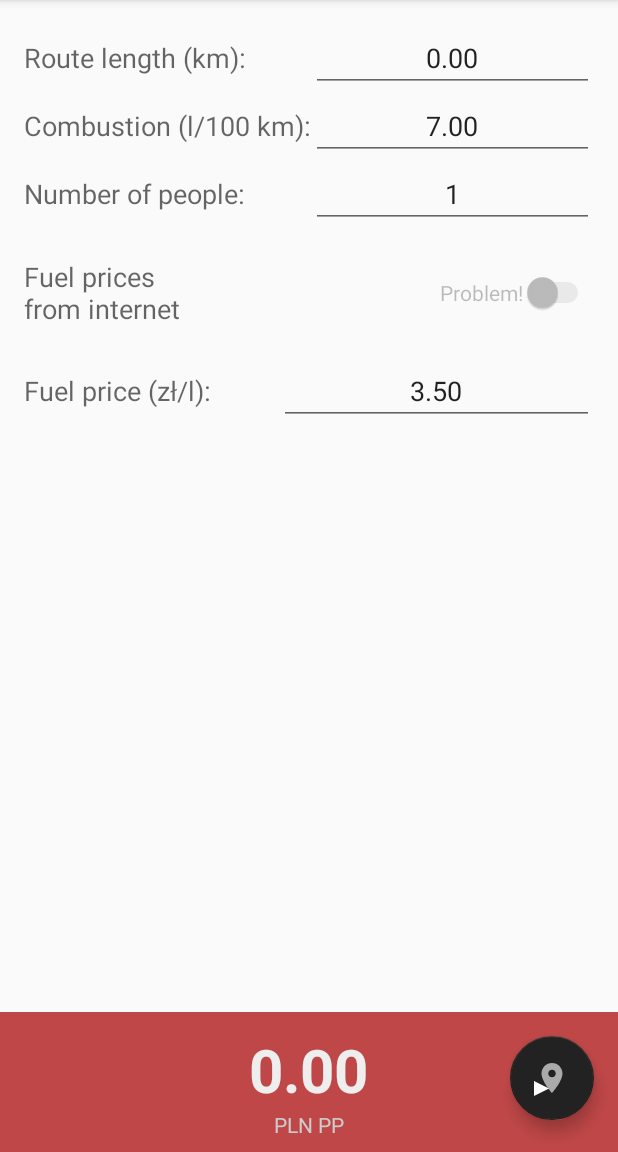
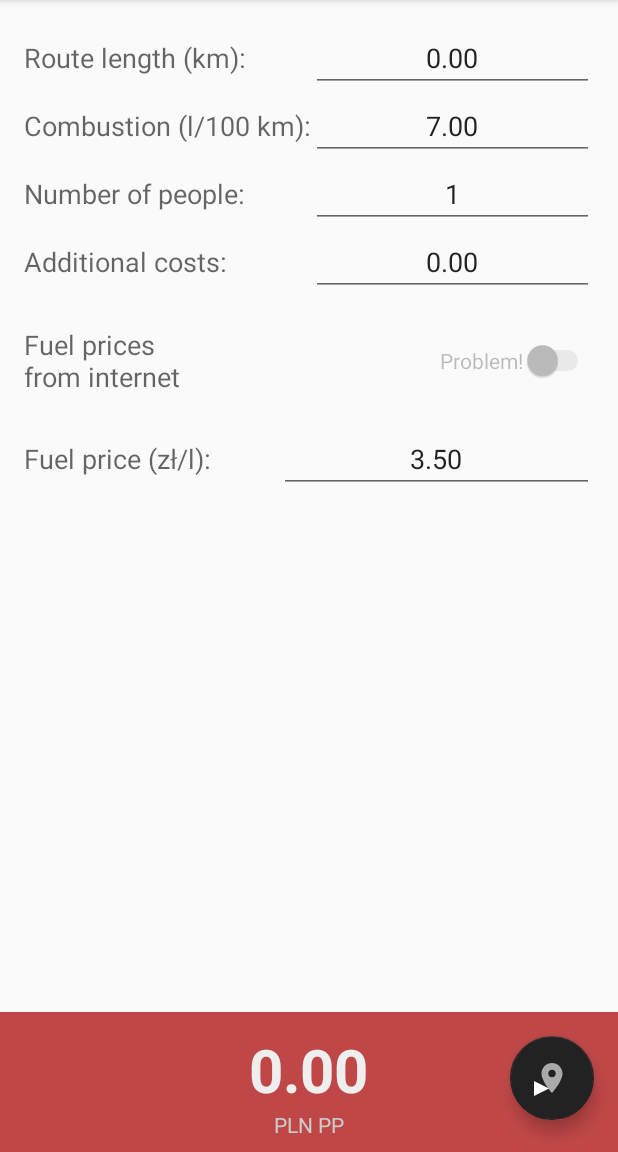
Before and after one commit to janpogocki/hitchhikingcalculator, an Android app: the screen it shows after launch (MainActivity), on a phone screen of 412 x 824 dp, the part 84-1236 px from its top. Run offline under Robolectric (Android 15) with nearby library versions, the phone set to English and light mode, and no system bars; our stand-ins replace AdMob; network calls fail; 5 statements that could not run were skipped.

Commit message:
v. 2.0.3

```diff
--- a/app/src/main/AndroidManifest.xml
+++ b/app/src/main/AndroidManifest.xml
@@ -1,8 +1,8 @@
 <?xml version="1.0" encoding="utf-8"?>
 <manifest xmlns:android="http://schemas.android.com/apk/res/android"
     package="pl.janpogocki.hitchhikingcalculator"
-    android:versionCode="4"
-    android:versionName="2.0.2">
+    android:versionCode="5"
+    android:versionName="2.0.3">
 
     <uses-permission android:name="android.permission.INTERNET" />
     <uses-permission android:name="android.permission.ACCESS_NETWORK_STATE" />
--- a/app/src/main/java/pl/janpogocki/hitchhikingcalculator/MainActivity.java
+++ b/app/src/main/java/pl/janpogocki/hitchhikingcalculator/MainActivity.java
@@ -38,7 +38,7 @@ import pl.janpogocki.hitchhikingcalculator.javas.CenyPaliw;
 
 public class MainActivity extends AppCompatActivity {
 
-    EditText editText, editText2, editText3, editText4;
+    EditText editText, editText2, editText3, editText4, editText5;
     Switch switch1;
     TableLayout tableLayout3, tableLayout4;
     Spinner spinner;
@@ -51,18 +51,19 @@ public class MainActivity extends AppCompatActivity {
     public CenyPaliw cenypaliw = null;
 
     private void updateFinalCosts(){
-        if (!editText.getText().toString().equals("") && !editText2.getText().toString().equals("") && !editText3.getText().toString().equals("") && ((!editText4.getText().toString().equals("") && !switch1.isChecked()) || (switch1.isChecked()))) {
+        if (!editText.getText().toString().equals("") && !editText2.getText().toString().equals("") && !editText3.getText().toString().equals("") && !editText5.getText().toString().equals("") && ((!editText4.getText().toString().equals("") && !switch1.isChecked()) || (switch1.isChecked()))) {
             double editTextDouble = Double.parseDouble(editText.getText().toString());
             double editText2Double = Double.parseDouble(editText2.getText().toString());
             int editText3Integer = Integer.parseInt(editText3.getText().toString());
+            double editText5Double = Double.parseDouble(editText5.getText().toString());
 
             String settxt = "";
             try {
                 if (switch1.isChecked())
-                    settxt = String.format(Locale.US, "%.2f", cenypaliw.getCost4Person(editTextDouble, editText2Double, editText3Integer, cenypaliw.getCenaPaliwa(spinner.getSelectedItem().toString())));
+                    settxt = String.format(Locale.US, "%.2f", cenypaliw.getCost4Person(editTextDouble, editText2Double, editText3Integer, cenypaliw.getCenaPaliwa(spinner.getSelectedItem().toString()), editText5Double));
                 else {
                     double editText4Double = Double.parseDouble(editText4.getText().toString());
-                    settxt = String.format(Locale.US, "%.2f", cenypaliw.getCost4Person(editTextDouble, editText2Double, editText3Integer, editText4Double));
+                    settxt = String.format(Locale.US, "%.2f", cenypaliw.getCost4Person(editTextDouble, editText2Double, editText3Integer, editText4Double, editText5Double));
                 }
             } catch (Exception e) {
                 e.printStackTrace();
@@ -228,6 +229,7 @@ public class MainActivity extends AppCompatActivity {
         editText2 = (EditText) findViewById(R.id.editText2);
         editText3 = (EditText) findViewById(R.id.editText3);
         editText4 = (EditText) findViewById(R.id.editText4);
+        editText5 = (EditText) findViewById(R.id.editText5);
         switch1 = (Switch) findViewById(R.id.switch1);
         spinner = (Spinner) findViewById(R.id.spinner);
         textView7 = (TextView) findViewById(R.id.textView7);
@@ -240,6 +242,7 @@ public class MainActivity extends AppCompatActivity {
         editText2.setText(sharedPreferences.getString("editText2", "7.00"));
         editText3.setText(sharedPreferences.getString("editText3", "1"));
         editText4.setText(sharedPreferences.getString("editText4", "3.50"));
+        editText5.setText(sharedPreferences.getString("editText5", "0.00"));
         spinner.setSelection(sharedPreferences.getInt("spinner", 0));
 
         AsyncTaskRunner runner = new AsyncTaskRunner();
@@ -382,6 +385,26 @@ public class MainActivity extends AppCompatActivity {
             }
         });
 
+        // -----------------------------
+
+        editText5.addTextChangedListener(new TextWatcher() {
+            @Override
+            public void beforeTextChanged(CharSequence s, int start, int count, int after) {
+
+            }
+
+            @Override
+            public void onTextChanged(CharSequence s, int start, int before, int count) {
+                updateFinalCosts();
+                sharedPreferences.edit().putString("editText5", s.toString()).apply();
+            }
+
+            @Override
+            public void afterTextChanged(Editable s) {
+
+            }
+        });
+
         spinner.setOnItemSelectedListener(new AdapterView.OnItemSelectedListener() {
             @Override
             public void onItemSelected(AdapterView<?> parent, View view, int position, long id) {
--- a/app/src/main/java/pl/janpogocki/hitchhikingcalculator/javas/CenyPaliw.java
+++ b/app/src/main/java/pl/janpogocki/hitchhikingcalculator/javas/CenyPaliw.java
@@ -30,11 +30,11 @@ public class CenyPaliw {
         return parsed2[0];
     }
 
-    public static double getCost4Person(double dlugosc, double spalanie, int iloscOsob, double cenaPaliwa){
+    public static double getCost4Person(double dlugosc, double spalanie, int iloscOsob, double cenaPaliwa, double dodatkoweKoszty){
         if (iloscOsob == 0)
             return 0;
         else{
-            double koszt = (dlugosc * spalanie * cenaPaliwa)/(100 * iloscOsob);
+            double koszt = ((dlugosc * spalanie * cenaPaliwa)/(100 * iloscOsob)) + (dodatkoweKoszty / iloscOsob);
             return (double) Math.round(koszt * 100) / 100;
         }
     }
--- a/app/src/main/res/layout/activity_main.xml
+++ b/app/src/main/res/layout/activity_main.xml
@@ -108,6 +108,27 @@
                             android:inputType="number"
                             android:selectAllOnFocus="true"
                             android:text="1" />
+                    </TableRow>
+
+                    <TableRow
+                        android:layout_width="match_parent"
+                        android:layout_height="match_parent">
+
+                        <TextView
+                            android:id="@+id/textView9"
+                            android:layout_column="0"
+                            android:text="@string/additional_costs"
+                            android:textAppearance="?android:attr/textAppearanceMedium" />
+
+                        <EditText
+                            android:id="@+id/editText5"
+                            android:layout_column="2"
+                            android:layout_weight="0.4"
+                            android:ems="10"
+                            android:gravity="center"
+                            android:inputType="numberDecimal"
+                            android:selectAllOnFocus="true"
+                            android:text="0.00" />
                     </TableRow>
 
                 </TableLayout>
--- a/app/src/main/res/values/strings.xml
+++ b/app/src/main/res/values/strings.xml
@@ -1,6 +1,6 @@
 <resources>
     <string name="app_name" translatable="false">MotoCalc</string>
-    <string name="app_version" translatable="false">2.0.2</string>
+    <string name="app_version" translatable="false">2.0.3</string>
     <string name="app_author">App author:</string>
     <string name="about_app_desc">MotoCalc allows you quickly and easily compute costs of group riding. Averaged prices of fuels are downloading from www.e-petrol.pl</string>
     <string name="about_app_bug_report">\nDid you found bug? Do you have your own suggestion? I will see what I can do about that. :) Contact me via my homepage.\n</string>
@@ -24,4 +24,5 @@
     <string name="type_of_fuel">Type of fuel:</string>
     <string name="pln_per_person">PLN PP</string>
     <string name="price_of_fuel">Fuel price (zł/l):</string>
+    <string name="additional_costs">Additional costs:</string>
 </resources>
```
Also changed, not shown: 2 other files.
